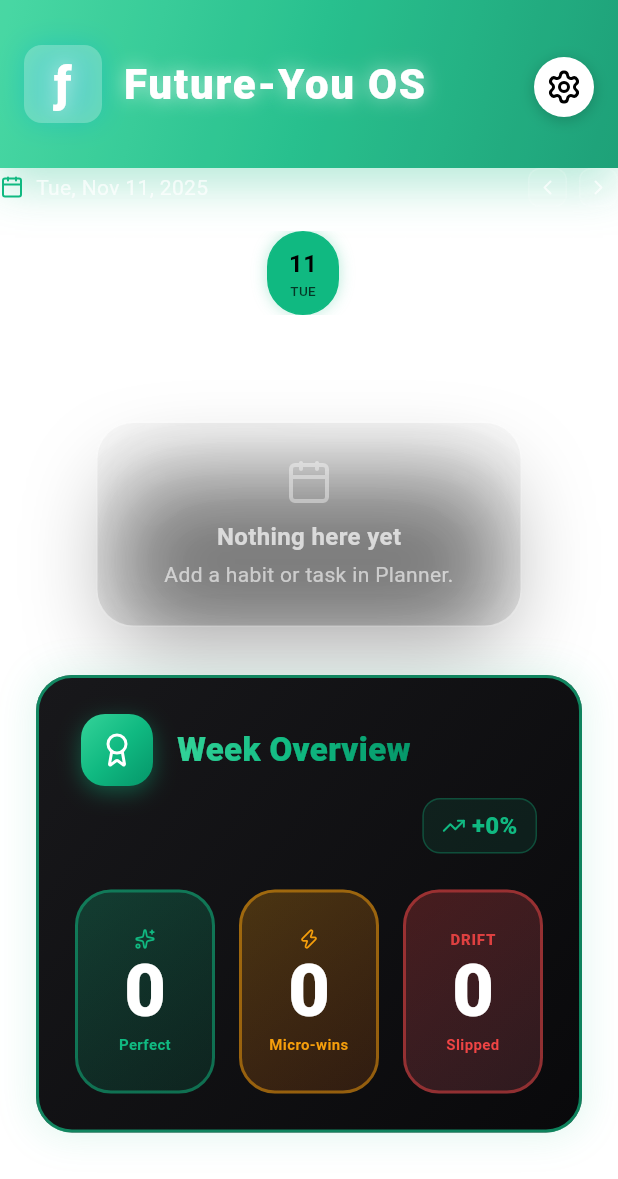
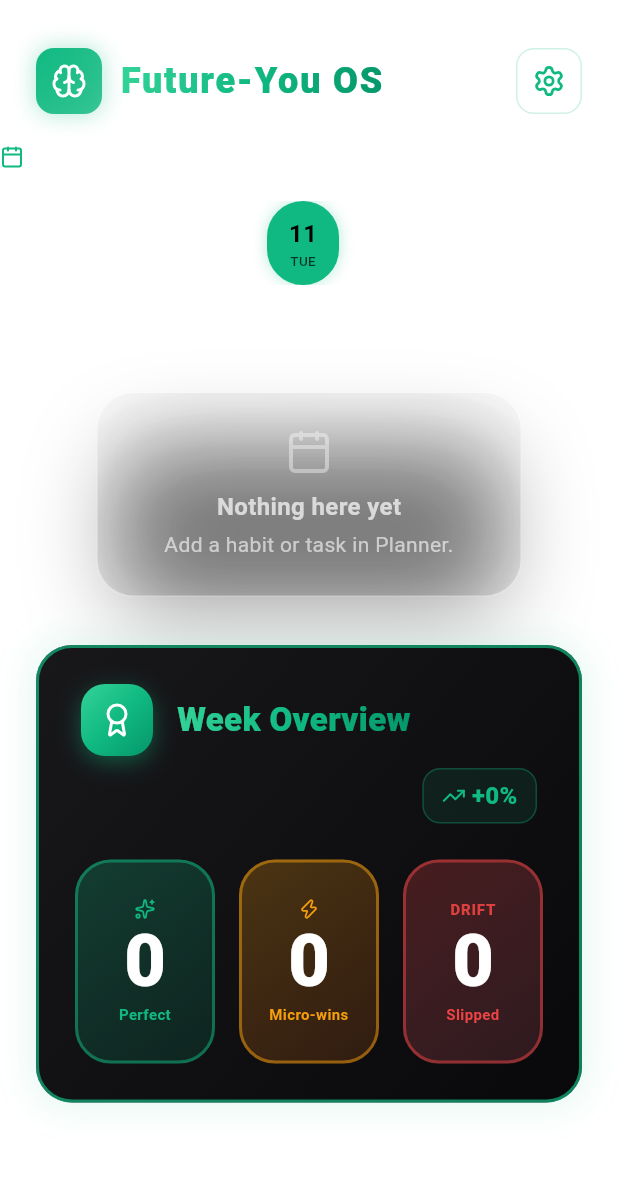
Before and after one commit to stossthegreat/futureyou, a Flutter app: the HomeScreen screen opened directly, on a phone screen of 412 x 824 dp. Shown: the top 1179 px of the screen. Run offline on Flutter 3.47's test engine with Material 3 defaults, Android fonts, the phone set to English and light mode, and no system bars; drawn by our look-alikes of flutter_animate; our stand-ins replace audioplayers, emoji_picker_flutter, firebase_auth, firebase_core, flutter_local_notifications, flutter_riverpod and 13 more; missing offline and left inert: android_alarm_manager_plus; accounts and stored records are empty.

Commit message:
UI: Update Home screen header to match Planner style
✅ Replaced ScrollableHeader with new brain logo header
✅ Brain icon in emerald gradient square (like Discover tab)
✅ 'Future-You OS' text in emerald gradient
✅ Settings icon matches planner style
✅ Same layout and spacing as planner SimpleHeader

Now Home tab has consistent branding with beautiful emerald
brain logo instead of the 'FF' text logo.

```diff
--- a/lib/screens/home_screen.dart
+++ b/lib/screens/home_screen.dart
@@ -7,6 +7,7 @@ import '../design/tokens.dart';
 import '../widgets/glass_card.dart';
 import '../widgets/date_strip.dart';
 import '../widgets/scrollable_header.dart';
+import '../screens/settings_screen.dart';
 import '../widgets/nudge_banner.dart';
 import '../widgets/morning_brief_modal.dart';
 import '../widgets/system_card.dart';
@@ -107,8 +108,8 @@ class _HomeScreenState extends ConsumerState<HomeScreen> {
         child: Column(
           crossAxisAlignment: CrossAxisAlignment.stretch,
           children: [
-            // Scrollable header
-            const ScrollableHeader(),
+            // ✅ New header matching planner style with brain logo
+            _buildHomeHeader(),
 
             // Date strip
             DateStrip(
@@ -486,4 +487,97 @@ class _HomeScreenState extends ConsumerState<HomeScreen> {
       ],
     );
   }
+
+  // ✅ NEW: Header matching planner style with brain logo in emerald
+  Widget _buildHomeHeader() {
+    return Padding(
+      padding: const EdgeInsets.fromLTRB(
+        AppSpacing.lg,
+        AppSpacing.xl,
+        AppSpacing.lg,
+        AppSpacing.md,
+      ),
+      child: Row(
+        mainAxisAlignment: MainAxisAlignment.spaceBetween,
+        children: [
+          // Brain logo with "Future-You OS" text
+          Row(
+            children: [
+              // Brain icon in emerald square
+              Container(
+                width: 44,
+                height: 44,
+                decoration: BoxDecoration(
+                  gradient: LinearGradient(
+                    colors: [
+                      AppColors.emerald,
+                      AppColors.emerald.withOpacity(0.8),
+                    ],
+                    begin: Alignment.topLeft,
+                    end: Alignment.bottomRight,
+                  ),
+                  borderRadius: BorderRadius.circular(AppBorderRadius.md),
+                  boxShadow: [
+                    BoxShadow(
+                      color: AppColors.emerald.withOpacity(0.3),
+                      blurRadius: 12,
+                      spreadRadius: 1,
+                    ),
+                  ],
+                ),
+                child: const Icon(
+                  LucideIcons.brain,
+                  color: Colors.white,
+                  size: 24,
+                ),
+              ),
+              const SizedBox(width: 12),
+              // Future-You OS text in emerald gradient
+              ShaderMask(
+                shaderCallback: (bounds) => AppColors.emeraldGradient
+                    .createShader(bounds),
+                child: const Text(
+                  'Future-You OS',
+                  style: TextStyle(
+                    fontSize: 24,
+                    fontWeight: FontWeight.w900,
+                    color: Colors.white,
+                    letterSpacing: 1.2,
+                  ),
+                ),
+              ),
+            ],
+          ),
+
+          // Settings icon
+          GestureDetector(
+            onTap: () {
+              Navigator.push(
+                context,
+                MaterialPageRoute(
+                  builder: (context) => const SettingsScreen(),
+                ),
+              );
+            },
+            child: Container(
+              width: 44,
+              height: 44,
+              decoration: BoxDecoration(
+                color: AppColors.glassBackground,
+                borderRadius: BorderRadius.circular(AppBorderRadius.md),
+                border: Border.all(
+                  color: AppColors.emerald.withOpacity(0.2),
+                ),
+              ),
+              child: const Icon(
+                LucideIcons.settings,
+                color: AppColors.emerald,
+                size: 22,
+              ),
+            ),
+          ),
+        ],
+      ),
+    );
+  }
 }
```
